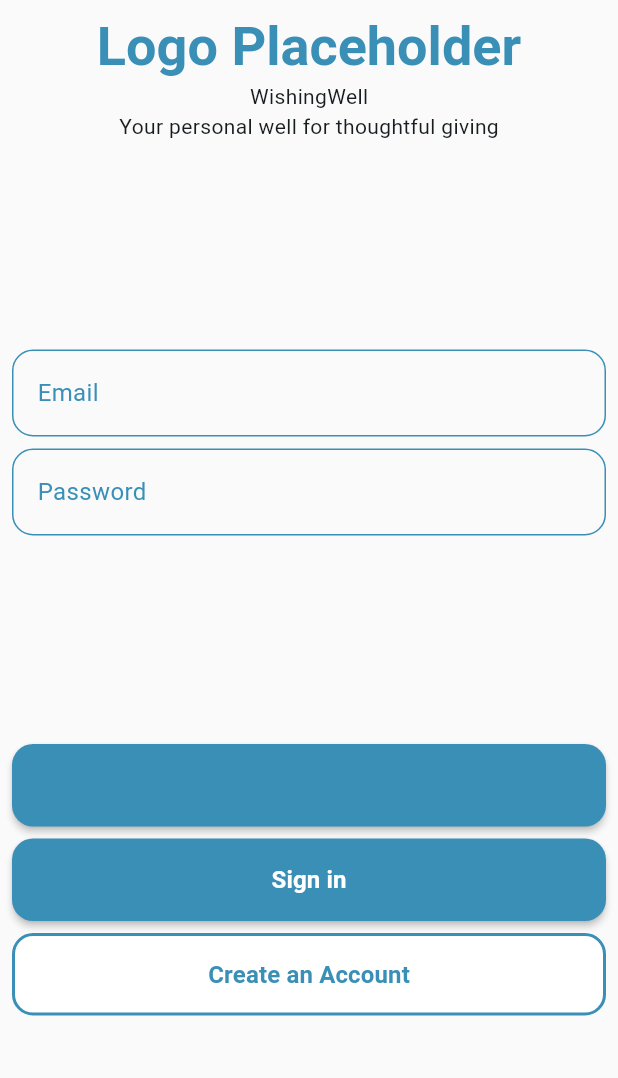
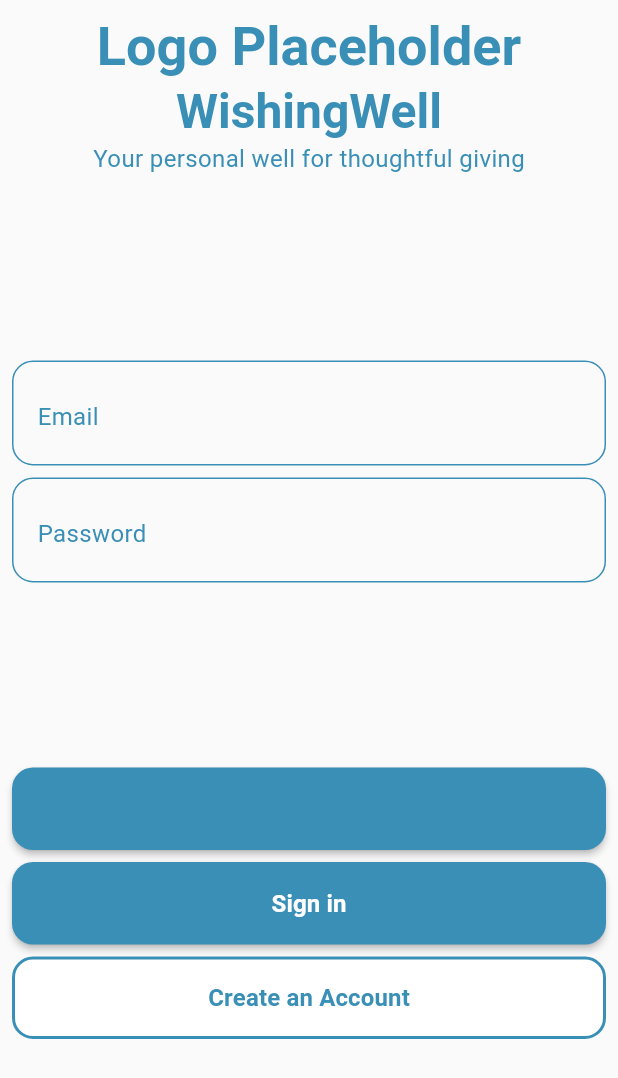
Before and after one commit to hoveydev/wishing-well, a Flutter app: the screen it shows after launch, on a phone screen of 412 x 824 dp. Shown: the top 1078 px of the screen. Run offline on Flutter 3.47's test engine with Material 3 defaults, Android fonts, the phone set to English and light mode, and no system bars.

Commit message:
finished text themes

```diff
--- a/lib/screens/login_screen.dart
+++ b/lib/screens/login_screen.dart
@@ -19,8 +19,8 @@ class LoginScreen extends StatelessWidget {
                 mainAxisAlignment: MainAxisAlignment.center,
                 children: [
                   Text("Logo Placeholder", style: textTheme.titleLarge),
-                  Text("WishingWell"),
-                  Text("Your personal well for thoughtful giving"),
+                  Text("WishingWell", style: textTheme.headlineLarge),
+                  Text("Your personal well for thoughtful giving", style: textTheme.bodyMedium),
                   Spacer(),
                   Input(placeholder: "Email", type: InputType.text, controller: TextEditingController()),
                   const SizedBox(height: 8),
--- a/lib/theme/app_font_sizes.dart
+++ b/lib/theme/app_font_sizes.dart
@@ -1,3 +1,14 @@
 class AppFontSizes {
-  static const double title = 36;
+  static const double titleLarge = 36;
+  static const double titleMedium = 24;
+  static const double titleSmall = 18;
+  static const double headlineLarge = 32;
+  static const double headlineMedium = 28;
+  static const double headlineSmall = 22;
+  static const double bodyLarge = 24;
+  static const double bodyMedium = 16;
+  static const double bodySmall = 12;
+  static const double labelLarge = 14;
+  static const double labelMedium = 12;
+  static const double labelSmall = 10;
 }
--- a/lib/theme/app_text_styles.dart
+++ b/lib/theme/app_text_styles.dart
@@ -3,10 +3,79 @@ import 'package:wishing_well/theme/app_font_sizes.dart';
 import 'app_colors.dart';
 
 class AppTextStyles {
-  // Headers
-  static const title = TextStyle(
-    fontSize: AppFontSizes.title,
+  // Titles
+  static const titleLarge = TextStyle(
+    fontSize: AppFontSizes.titleLarge,
     fontWeight: FontWeight.bold,
     color: AppColors.primary,
   );
+
+  static const titleMedium = TextStyle(
+    fontSize: AppFontSizes.titleMedium,
+    fontWeight: FontWeight.bold,
+    color: AppColors.primary,
+  );
+
+  static const titleSmall = TextStyle(
+    fontSize: AppFontSizes.titleSmall,
+    fontWeight: FontWeight.bold,
+    color: AppColors.primary,
+  );
+
+  // Headlines
+  static const headlineLarge = TextStyle(
+    fontSize: AppFontSizes.headlineLarge,
+    fontWeight: FontWeight.w600,
+    color: AppColors.primary,
+  );
+
+  static const headlineMedium = TextStyle(
+    fontSize: AppFontSizes.headlineMedium,
+    fontWeight: FontWeight.w600,
+    color: AppColors.primary,
+  );
+
+  static const headlineSmall = TextStyle(
+    fontSize: AppFontSizes.headlineSmall,
+    fontWeight: FontWeight.w600,
+    color: AppColors.primary,
+  );
+
+  // Body Text
+  static const bodyLarge = TextStyle(
+    fontSize: AppFontSizes.bodyLarge,
+    fontWeight: FontWeight.normal,
+    color: AppColors.primary,
+  );
+
+  static const bodyMedium = TextStyle(
+    fontSize: AppFontSizes.bodyMedium,
+    fontWeight: FontWeight.normal,
+    color: AppColors.primary,
+  );
+
+  static const bodySmall = TextStyle(
+    fontSize: AppFontSizes.bodySmall,
+    fontWeight: FontWeight.normal,
+    color: AppColors.primary,
+  );
+
+  // Labels
+  static const labelLarge = TextStyle(
+    fontSize: AppFontSizes.labelLarge,
+    fontWeight: FontWeight.w500,
+    color: AppColors.primary,
+  );
+
+  static const labelMedium = TextStyle(
+    fontSize: AppFontSizes.labelMedium,
+    fontWeight: FontWeight.w500,
+    color: AppColors.primary,
+  );
+
+  static const labelSmall = TextStyle(
+    fontSize: AppFontSizes.labelSmall,
+    fontWeight: FontWeight.w500,
+    color: AppColors.primary,
+  );
 }
--- a/lib/theme/app_theme.dart
+++ b/lib/theme/app_theme.dart
@@ -15,7 +15,18 @@ class AppTheme {
         surface: AppColors.background
       ),
       textTheme: TextTheme(
-        titleLarge: AppTextStyles.title
+        titleLarge: AppTextStyles.titleLarge,
+        titleMedium: AppTextStyles.titleMedium,
+        titleSmall: AppTextStyles.titleSmall,
+        headlineLarge: AppTextStyles.headlineLarge,
+        headlineMedium: AppTextStyles.headlineMedium,
+        headlineSmall: AppTextStyles.headlineSmall,
+        bodyLarge: AppTextStyles.bodyLarge,
+        bodyMedium: AppTextStyles.bodyMedium,
+        bodySmall: AppTextStyles.bodySmall,
+        labelLarge: AppTextStyles.labelLarge,
+        labelMedium: AppTextStyles.labelMedium,
+        labelSmall: AppTextStyles.labelSmall,
       ),
     );
   }
```
